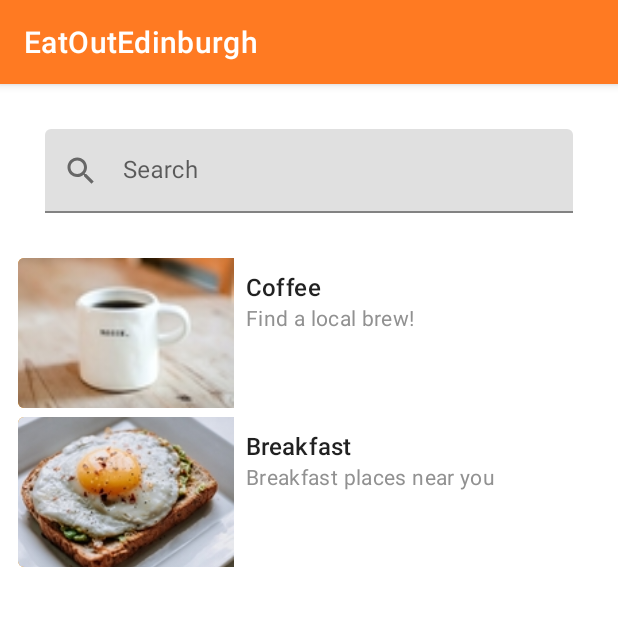
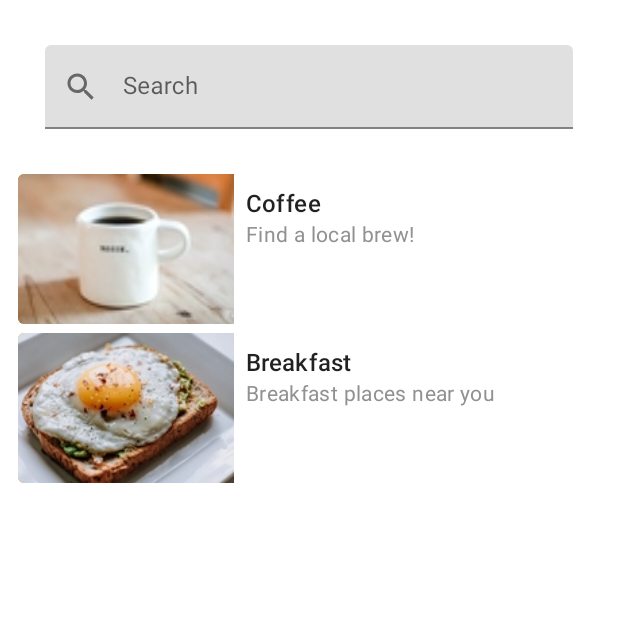
Before and after one commit to yossaj/eat-oot-edin, an Android app: the screen it shows after launch (MainActivity), on a phone screen of 412 x 824 dp, the top half of it. Run offline under Robolectric (Android 15) with nearby library versions, the phone set to English and light mode, and no system bars; our stand-ins replace Dagger/Hilt's generated code, Picasso, data binding; libraries missing offline, so code that uses them is left out: androidx.hilt, androidx.hilt.lifecycle; pictures from the network do not load; 2 statements that could not run were skipped.

```diff
--- a/app/src/main/java/com/example/eatoutedinburgh/data/models/Restaurant.kt
+++ b/app/src/main/java/com/example/eatoutedinburgh/data/models/Restaurant.kt
@@ -11,6 +11,13 @@ data class Restaurant(
     @SerializedName("timings")
     @Expose
     var businessHours : String,
+    var locations : String?,
+    @SerializedName("featured_image")
+    @Expose
+    var featuredImage : String?,
+    @SerializedName("photo_url")
+    @Expose
+    var photoUrl : String?,
     @SerializedName("thumb")
     @Expose
     var thumbnail : String
--- a/app/src/main/java/com/example/eatoutedinburgh/ui/detail/RestaurantDetailFragment.kt
+++ b/app/src/main/java/com/example/eatoutedinburgh/ui/detail/RestaurantDetailFragment.kt
@@ -10,6 +10,7 @@ import androidx.lifecycle.Observer
 import com.example.eatoutedinburgh.R
 import com.example.eatoutedinburgh.databinding.FragmentRestaurantDetailBinding
 import com.example.eatoutedinburgh.viewmodels.main.MainViewModel
+import com.squareup.picasso.Picasso
 
 
 class RestaurantDetailFragment : Fragment() {
@@ -23,6 +24,7 @@ class RestaurantDetailFragment : Fragment() {
         val binding = FragmentRestaurantDetailBinding.inflate(inflater)
         viewModel.restaurantDetail.observe(viewLifecycleOwner, Observer {
            binding.restaurant = it
+            Picasso.get().load(it.featuredImage).into(binding.detailRestaurantImage)
         })
 
         return binding.root
--- a/app/src/main/java/com/example/eatoutedinburgh/ui/main/FrontPageFragment.kt
+++ b/app/src/main/java/com/example/eatoutedinburgh/ui/main/FrontPageFragment.kt
@@ -130,9 +130,9 @@ class FrontPageFragment : Fragment() {
 
     fun categoriesList() : List<Restaurant>{
         val coffee = prepareDrawable(R.drawable.coffee)
-        val coffeeItem = Restaurant(-1, "Coffee","Find a local brew!", "10",  coffee)
+        val coffeeItem = Restaurant(-1, "Coffee","Find a local brew!", "10",  null, null, null, coffee )
         val breakfast = prepareDrawable(R.drawable.breakfast)
-        val breakfastItem = Restaurant(-1, "Breakfast", "Breakfast places near you", "10", breakfast)
+        val breakfastItem = Restaurant(-1, "Breakfast", "Breakfast places near you", "10",null, null, null, breakfast)
         return listOf(coffeeItem, breakfastItem)
     }
 
--- a/app/src/main/java/com/example/eatoutedinburgh/ui/main/RestaurantAdapter.kt
+++ b/app/src/main/java/com/example/eatoutedinburgh/ui/main/RestaurantAdapter.kt
@@ -23,7 +23,6 @@ class RestaurantAdapter(val clickListener : RestaurantAdapter.OnClickListener) :
                 }else{
                     clickListener.onClick(restaurant)
                 }
-
             }
         holder.bind(restaurant)
     }
@@ -40,8 +39,6 @@ class RestaurantAdapter(val clickListener : RestaurantAdapter.OnClickListener) :
 
     class OnClickListener(val clickListener: (restaurant: Restaurant ) -> Unit) {
         fun onClick(query: Restaurant) = clickListener(query)
-
-
     }
 
 }
--- a/app/src/main/java/com/example/eatoutedinburgh/ui/main/RestaurantViewHolder.kt
+++ b/app/src/main/java/com/example/eatoutedinburgh/ui/main/RestaurantViewHolder.kt
@@ -13,7 +13,7 @@ class RestaurantViewHolder(val binding : RestaurantItemCardsBinding) : RecyclerV
         binding.restaurant = restaurant
         if(restaurant.thumbnail.isNotBlank() && restaurant.id > 0){
             binding.restaurantThumbnail.scaleType = ImageView.ScaleType.CENTER_CROP
-            Picasso.get().load(restaurant.thumbnail).into(binding.restaurantThumbnail)
+            Picasso.get().load(restaurant.featuredImage).into(binding.restaurantThumbnail)
         }else if(restaurant.id < 0){
             binding.restaurantThumbnail.scaleType = ImageView.ScaleType.CENTER_CROP
             val drawable = restaurant.thumbnail
--- a/app/src/main/res/values/dimens.xml
+++ b/app/src/main/res/values/dimens.xml
@@ -18,4 +18,5 @@
 
     <dimen name="detail_text">16sp</dimen>
     <dimen name="sub_detail_text">4sp</dimen>
+    <dimen name="large_title_text">24sp</dimen>
 </resources>
--- a/app/src/main/res/values/styles.xml
+++ b/app/src/main/res/values/styles.xml
@@ -1,6 +1,6 @@
 <resources>
     <!-- Base application theme. -->
-    <style name="AppTheme" parent="Theme.MaterialComponents.Light.DarkActionBar">
+    <style name="AppTheme" parent="Theme.MaterialComponents.Light.NoActionBar">
         <!-- Customize your theme here. -->
         <item name="colorPrimary">@color/colorPrimary</item>
         <item name="colorPrimaryDark">@color/colorPrimaryDark</item>
```
Also changed, not shown: app/src/main/res/layout/fragment_restaurant_detail.xml (+18 -17 lines).
